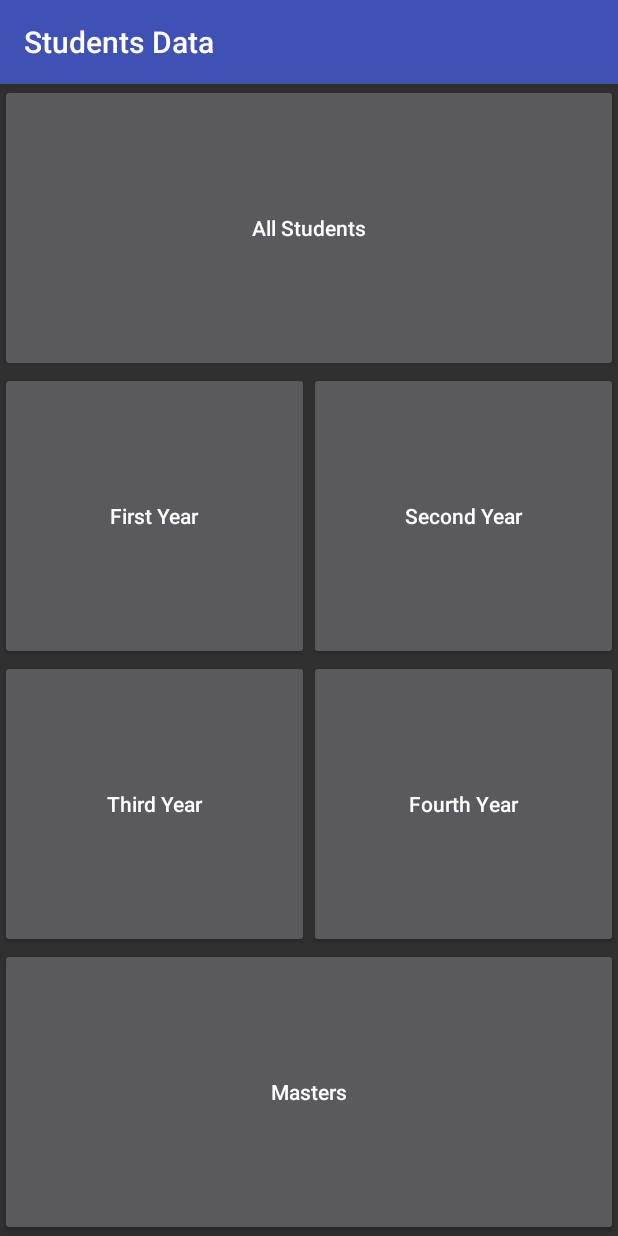
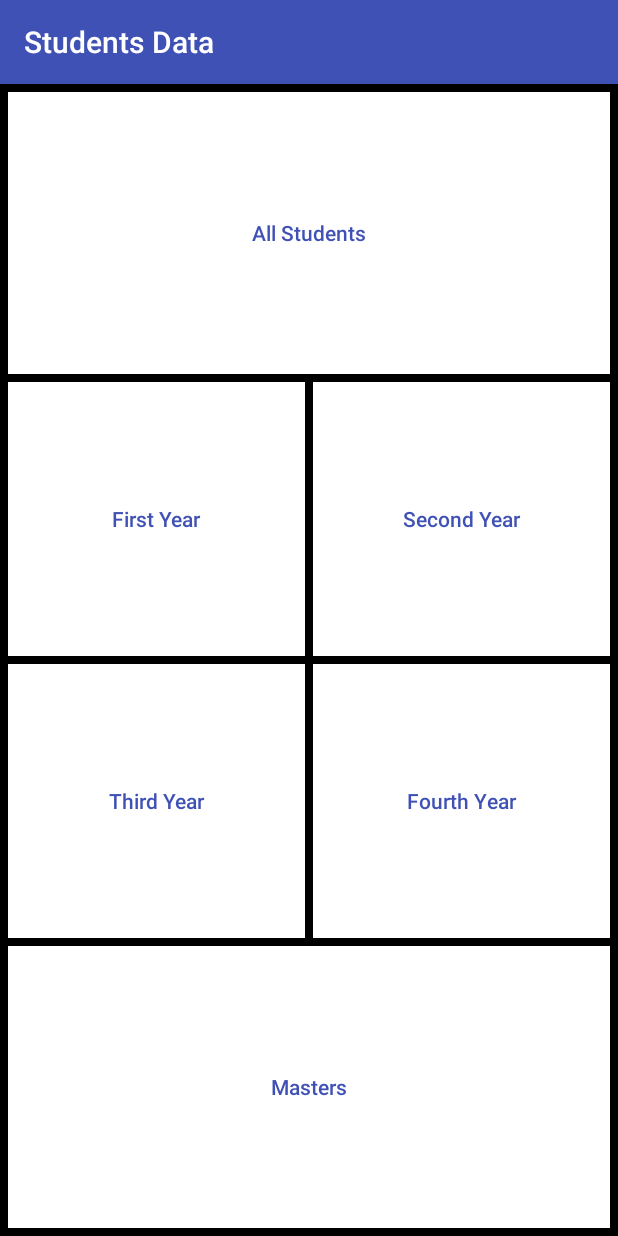
Before and after one commit to Sabbir07/Firebase_3_modifying_for_lab, an Android app: the screen it shows after launch (MainActivity), on a phone screen of 412 x 824 dp. Run offline under Robolectric (Android 15) with nearby library versions, the phone set to English and light mode, and no system bars.

Commit message:
Front layout appearances changed and more

```diff
--- a/app/src/main/res/layout/front_page.xml
+++ b/app/src/main/res/layout/front_page.xml
@@ -4,7 +4,8 @@
               android:layout_height="match_parent"
               android:gravity="center"
               android:orientation="vertical"
-              android:weightSum="1">
+              android:weightSum="1"
+                android:background="@color/colorBlack">
 
     <!--<View
         android:id="@+id/view"
@@ -18,8 +19,11 @@
         android:layout_height="0dp"
         android:layout_centerHorizontal="true"
         android:layout_weight="0.25"
+        android:background="@color/colorFrontButton"
         android:text="All Students"
-        android:textAllCaps="false"/>
+        android:textAllCaps="false"
+        android:textColor="@color/colorPrimary"
+        android:layout_margin="5dp"/>
 
     <LinearLayout
         android:layout_width="match_parent"
@@ -35,7 +39,12 @@
             android:layout_centerHorizontal="true"
             android:layout_weight="0.125"
             android:text="First Year"
-            android:textAllCaps="false"/>
+            android:textAllCaps="false"
+            android:layout_marginLeft="5dp"
+            android:layout_marginRight="2.5dp"
+            android:layout_marginBottom="5dp"
+            android:background="@color/colorFrontButton"
+            android:textColor="@color/colorPrimary"/>
 
 
         <Button
@@ -46,7 +55,12 @@
             android:layout_centerHorizontal="true"
             android:layout_weight="0.125"
             android:text="Second Year"
-            android:textAllCaps="false"/>
+            android:textAllCaps="false"
+            android:layout_marginLeft="2.5dp"
+            android:layout_marginRight="5dp"
+            android:layout_marginBottom="5dp"
+            android:background="@color/colorFrontButton"
+            android:textColor="@color/colorPrimary"/>
 
     </LinearLayout>
 
@@ -64,7 +78,12 @@
             android:layout_centerHorizontal="true"
             android:layout_weight="0.125"
             android:text="Third Year"
-            android:textAllCaps="false"/>
+            android:textAllCaps="false"
+            android:layout_marginLeft="5dp"
+            android:layout_marginRight="2.5dp"
+            android:layout_marginBottom="5dp"
+            android:background="@color/colorFrontButton"
+            android:textColor="@color/colorPrimary"/>
 
         <Button
             android:id="@+id/fourth"
@@ -74,7 +93,12 @@
             android:layout_centerHorizontal="true"
             android:layout_weight="0.125"
             android:text="Fourth Year"
-            android:textAllCaps="false"/>
+            android:textAllCaps="false"
+            android:layout_marginLeft="2.5dp"
+            android:layout_marginRight="5dp"
+            android:layout_marginBottom="5dp"
+            android:background="@color/colorFrontButton"
+            android:textColor="@color/colorPrimary"/>
 
     </LinearLayout>
 
@@ -87,6 +111,11 @@
         android:layout_centerHorizontal="true"
         android:layout_weight="0.25"
         android:text="Masters"
-        android:textAllCaps="false"/>
+        android:textAllCaps="false"
+        android:layout_marginLeft="5dp"
+        android:layout_marginRight="5dp"
+        android:layout_marginBottom="5dp"
+        android:background="@color/colorFrontButton"
+        android:textColor="@color/colorPrimary"/>
 
 </LinearLayout>
--- a/app/src/main/res/values/colors.xml
+++ b/app/src/main/res/values/colors.xml
@@ -3,4 +3,6 @@
     <color name="colorPrimary">#3F51B5</color>
     <color name="colorPrimaryDark">#303F9F</color>
     <color name="colorAccent">#FF4081</color>
+    <color name="colorFrontButton">#ffffff</color>
+    <color name="colorBlack">#000000</color>
 </resources>
```
